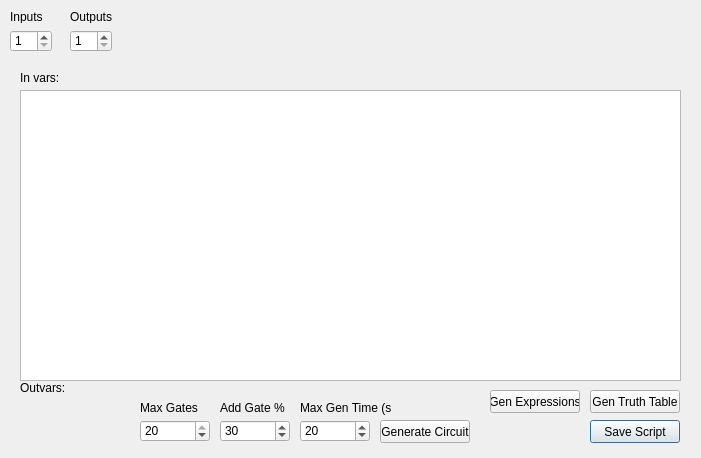
Before: the Qt Designer form Application/Logic_Gate_Simulator/Dialogs/dlg_editscript.ui in ElliotHarding/Logic-Gate-Simulator, drawn with Qt 5.
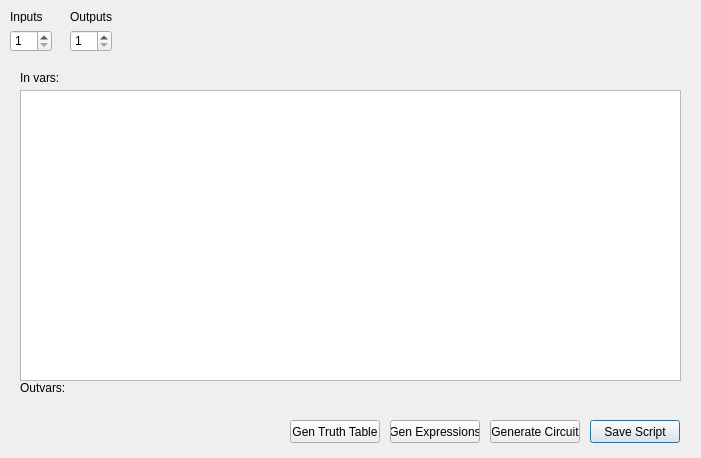
After: the same form once the commit is applied. Icons and pictures are not drawn.

Patch:
```diff
--- a/Application/Logic_Gate_Simulator/Dialogs/dlg_editscript.ui
+++ b/Application/Logic_Gate_Simulator/Dialogs/dlg_editscript.ui
@@ -123,7 +123,7 @@
   <widget class="QPushButton" name="btn_genCircuit">
    <property name="geometry">
     <rect>
-     <x>380</x>
+     <x>490</x>
      <y>420</y>
      <width>90</width>
      <height>23</height>
@@ -136,8 +136,8 @@
   <widget class="QPushButton" name="btn_genTuthTable">
    <property name="geometry">
     <rect>
-     <x>590</x>
-     <y>390</y>
+     <x>290</x>
+     <y>420</y>
      <width>90</width>
      <height>23</height>
     </rect>
@@ -146,102 +146,6 @@
     <string>Gen Truth Table</string>
    </property>
   </widget>
-  <widget class="QSpinBox" name="spinBox_maxGenTime">
-   <property name="geometry">
-    <rect>
-     <x>300</x>
-     <y>420</y>
-     <width>70</width>
-     <height>22</height>
-    </rect>
-   </property>
-   <property name="minimum">
-    <number>1</number>
-   </property>
-   <property name="maximum">
-    <number>360</number>
-   </property>
-   <property name="value">
-    <number>20</number>
-   </property>
-  </widget>
-  <widget class="QLabel" name="lbl_maxGenTime">
-   <property name="geometry">
-    <rect>
-     <x>300</x>
-     <y>400</y>
-     <width>91</width>
-     <height>16</height>
-    </rect>
-   </property>
-   <property name="text">
-    <string>Max Gen Time (s)</string>
-   </property>
-  </widget>
-  <widget class="QSpinBox" name="spinBox_addGateChance">
-   <property name="geometry">
-    <rect>
-     <x>220</x>
-     <y>420</y>
-     <width>70</width>
-     <height>22</height>
-    </rect>
-   </property>
-   <property name="minimum">
-    <number>0</number>
-   </property>
-   <property name="maximum">
-    <number>100</number>
-   </property>
-   <property name="value">
-    <number>30</number>
-   </property>
-  </widget>
-  <widget class="QLabel" name="lbl_addGateChance">
-   <property name="geometry">
-    <rect>
-     <x>220</x>
-     <y>400</y>
-     <width>91</width>
-     <height>16</height>
-    </rect>
-   </property>
-   <property name="text">
-    <string>Add Gate %</string>
-   </property>
-  </widget>
-  <widget class="QLabel" name="lbl_maxGates">
-   <property name="geometry">
-    <rect>
-     <x>140</x>
-     <y>400</y>
-     <width>91</width>
-     <height>16</height>
-    </rect>
-   </property>
-   <property name="text">
-    <string>Max Gates</string>
-   </property>
-  </widget>
-  <widget class="QSpinBox" name="spinBox_maxGates">
-   <property name="geometry">
-    <rect>
-     <x>140</x>
-     <y>420</y>
-     <width>70</width>
-     <height>22</height>
-    </rect>
-   </property>
-   <property name="minimum">
-    <number>1</number>
-   </property>
-   <property name="maximum">
-    <number>20</number>
-   </property>
-   <property name="value">
-    <number>20</number>
-   </property>
-  </widget>
   <widget class="QPushButton" name="btn_Save">
    <property name="geometry">
     <rect>
@@ -306,8 +210,8 @@
   <widget class="QPushButton" name="btn_genExpressions">
    <property name="geometry">
     <rect>
-     <x>490</x>
-     <y>390</y>
+     <x>390</x>
+     <y>420</y>
      <width>90</width>
      <height>23</height>
     </rect>
```
